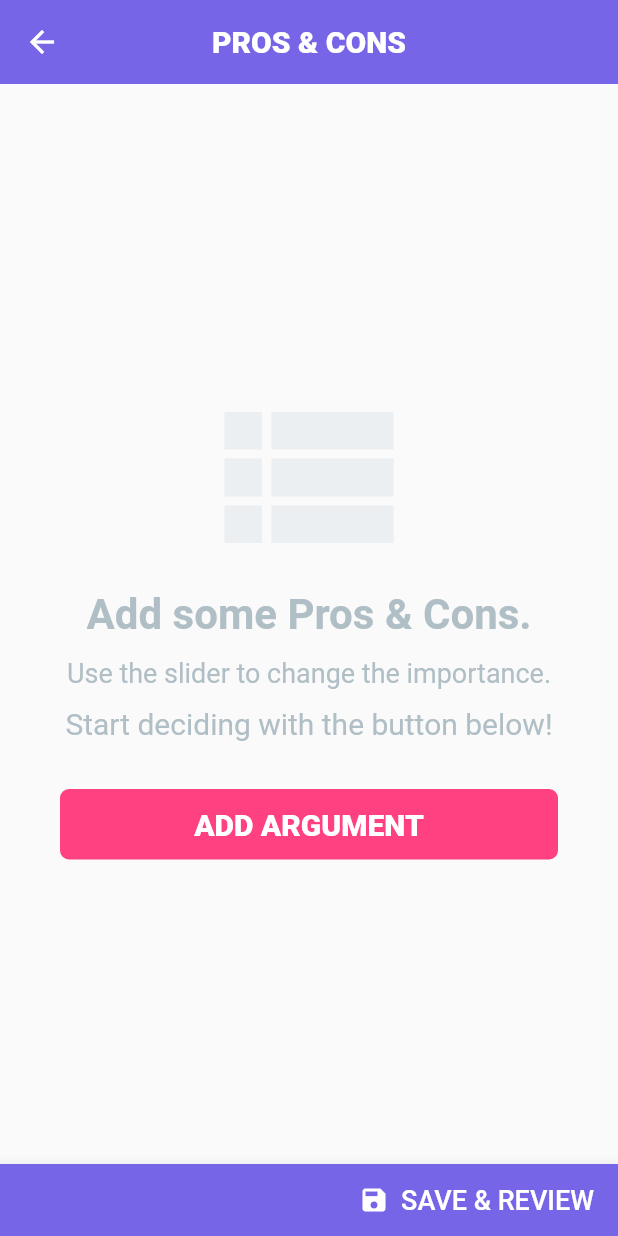
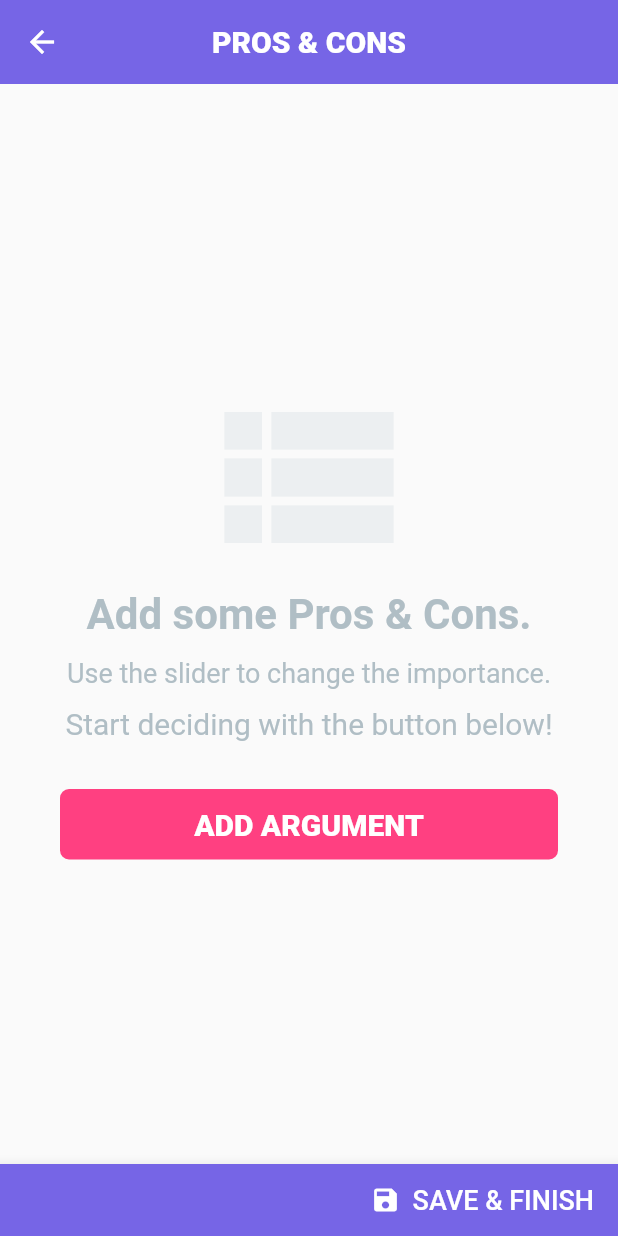
Before and after one commit to g33kidd/pros_and_cons, a Flutter app: the CreateScreen screen opened by its route, after a tap on "NEXT", on a phone screen of 412 x 824 dp. Run offline on Flutter 3.47's test engine with Material 2 defaults, Android fonts, the phone set to English and light mode, and no system bars; our stand-ins replace cloud_firestore, firebase_analytics, firebase_auth, in_app_purchase, package_info, share; missing offline and left inert: ads, emoji_picker, flutter_udid; accounts and stored records are empty; network calls fail.

Commit message:
Added AppScaffold and cleaned up some code for reusability

```diff
--- a/lib/model/decision.dart
+++ b/lib/model/decision.dart
@@ -1,4 +1,5 @@
 import 'package:cloud_firestore/cloud_firestore.dart';
+import 'package:firebase_analytics/firebase_analytics.dart';
 import 'package:flutter/foundation.dart';
 
 enum OptionType { PRO, CON }
@@ -36,6 +37,14 @@ class Decision {
 
   List<Option> get getCons =>
       arguments.where((o) => o.type == OptionType.CON).toList();
+
+  List<Map<String, dynamic>> get argumentsList => arguments.map((a) {
+        return {
+          'title': a.title,
+          'importance': a.importance,
+          'type': describeEnum(a.type)
+        };
+      }).toList();
 
   Decision() {
     created = DateTime.now();
@@ -78,6 +87,10 @@ class Decision {
   //       .orderBy('created', descending: true)
   //       .snapshots()
   // }
+
+  static Future<DocumentReference> insert(Map<String, dynamic> data) async {
+    return await Firestore.instance.collection('decisions').add(data);
+  }
 
   static Decision fromSnapshot(DocumentSnapshot snapshot) {
     var decision = fromMap(snapshot.data);
--- a/lib/screens/create.dart
+++ b/lib/screens/create.dart
@@ -5,12 +5,16 @@ import 'package:flutter/foundation.dart';
 import 'package:flutter/material.dart';
 import 'package:pros_cons/display.dart';
 import 'package:pros_cons/model/app_model.dart';
+import 'package:pros_cons/model/decision.dart';
 import 'package:pros_cons/model/decisions_model.dart';
 import 'package:pros_cons/pages/objective.dart';
 import 'package:pros_cons/pages/option_list.dart';
 import 'package:pros_cons/pages/results.dart';
 import 'package:ads/ads.dart';
+import 'package:pros_cons/widgets/app_scaffold.dart';
 import 'package:provider/provider.dart';
+
+import 'create/create_screen_navigation.dart';
 
 class CreateScreen extends StatefulWidget {
   @override
@@ -18,10 +22,7 @@ class CreateScreen extends StatefulWidget {
 }
 
 class _CreateScreenState extends State<CreateScreen> {
-  final bool testing = false;
-  bool loading = false;
-  int _page = 0;
-  Ads _ads;
+  double _page = 0;
   PageController pageController = PageController(
     initialPage: 0,
     keepPage: true,
@@ -32,62 +33,27 @@ class _CreateScreenState extends State<CreateScreen> {
   void initState() {
     super.initState();
 
-    _ads = Ads(
-      "ca-app-pub-4846566520266716~9709175425",
-      testing: testing,
-    );
+    pageController.addListener(() {
+      setState(() {
+        _page = pageController.page;
+      });
+    });
 
     Future.delayed(
-      Duration(milliseconds: 300),
+      Duration.zero,
       () => Provider.of<DecisionsModel>(context).clearOptions(),
     );
   }
 
-  bool get isNext => (_page < 1);
-
-  String get buttonLabelText {
-    if (_page == 0) return "NEXT";
-    if (_page == 1) return "SAVE & REVIEW";
-    if (_page == 2) return "FINISH";
-    return "FINISH";
-  }
-
   @override
   void dispose() {
-    _ads.hideFullScreenAd();
-    _ads.hideBannerAd();
-    _ads.dispose();
+    pageController.dispose();
     super.dispose();
   }
 
-  @override
-  Widget build(BuildContext context) {
-    final decisions = Provider.of<DecisionsModel>(context);
-    final app = Provider.of<AppModel>(context);
-    return Scaffold(
-      resizeToAvoidBottomInset: true,
-      appBar: AppBar(
-        title: Text("PROS & CONS", style: Display.titleStyle),
-        centerTitle: true,
-      ),
-      bottomNavigationBar: BottomAppBar(
-        child: Row(
-          mainAxisAlignment: MainAxisAlignment.end,
-          children: <Widget>[
-            FlatButton.icon(
-              icon: Icon(
-                isNext ? Icons.arrow_forward : Icons.save,
-                color: Colors.white,
-                size: 20.0,
-              ),
-              label: Text(
-                buttonLabelText,
-                style: TextStyle(
-                  color: Colors.white,
-                  fontSize: 18.0,
-                ),
-              ),
-              onPressed: () async {
+  // Transition to the next page in the PageView.
+  // Requests focus to remove focus from any text fields the user might be on.
+  transitionNextPage() {
     if (_page < 2) {
       FocusScope.of(context).requestFocus(new FocusNode());
       pageController.nextPage(
@@ -95,80 +61,48 @@ class _CreateScreenState extends State<CreateScreen> {
         curve: Curves.easeInOutExpo,
       );
     }
+  }
+
+  @override
+  Widget build(BuildContext context) {
+    return Consumer2<AppModel, DecisionsModel>(
+      builder: (context, app, decisions, child) {
+        return AppScaffold(
+          title: "PROS & CONS",
+          centerTitle: true,
+          bottomNavigationBar: CreateScreenNavigation(
+            pageController: pageController,
+            onAction: () async {
+              transitionNextPage();
 
               if (_page == 1) {
-                  // TODO idk what to do about this...
-                  // Ads don't show up half the time, but when they do it's cancelled because
-                  // this is going out of View!
-                  _ads.showFullScreenAd(
-                    state: this,
-                    adUnitId: "ca-app-pub-4846566520266716/9132707300",
-                    testing: testing,
-                  );
-                  // setState(() {
-                  //   loading = true;
-                  // });
-                  // await Future.delayed(Duration(seconds: 5));
                 FirebaseAnalytics().logEvent(name: "review", parameters: {
                   'decision_cons': decisions.conArgs.length,
                   'decision_pros': decisions.proArgs.length,
                   'decision_mood': describeEnum(decisions.decision.mood),
                 });
                 final user = await FirebaseAuth.instance.currentUser();
-                  await Firestore.instance.collection('decisions').add(
-                    {
+                await Decision.insert({
                   'objective': decisions.decision.objective,
                   'mood': describeEnum(decisions.decision.mood),
                   'udid': app.udid,
                   'user_id': user.uid,
                   'score': decisions.decision.buildScore(),
                   'created': decisions.decision.created.toUtc(),
-                      'arguments': decisions.decision.arguments
-                          .map(
-                            (a) => {
-                              'title': a.title,
-                              'importance': a.importance,
-                              'type': describeEnum(a.type),
-                            },
-                          )
-                          .toList(),
-                    },
-                  );
-                  // app.newDecision();
-                  // Navigator.pop(context);
-                  // Navigator.popAndPushNamed(context, "/Home");
+                  'arguments': decisions.decision.argumentsList,
+                });
               }
 
               if (_page == 2) {
-                  FirebaseAnalytics().logEvent(name: "review");
+                FirebaseAnalytics().logEvent(name: "finish");
                 Navigator.pop(context);
-                  decisions.newDecision();
               }
             },
           ),
-          ],
-        ),
-      ),
           body: Container(
-        // decoration: funkyLinesDecoration,
-        child: loading
-            ? Center(child: CircularProgressIndicator())
-            : PageView(
+            child: PageView(
               physics: NeverScrollableScrollPhysics(),
               controller: pageController,
-                onPageChanged: (page) {
-                  setState(() {
-                    _page = page;
-
-                    // TODO this sometimes works, figure out where else to put it and load ads From?
-                    // Admob fucking sucks on Flutter...
-                    if (_page == 2) {
-                      Future.delayed(Duration(milliseconds: 1200), () {
-                        _ads.showFullScreenAd();
-                      });
-                    }
-                  });
-                },
               children: <Widget>[
                 ObjectivePage(),
                 OptionListPage(),
@@ -177,5 +111,7 @@ class _CreateScreenState extends State<CreateScreen> {
             ),
           ),
         );
+      },
+    );
   }
 }
--- /dev/null
+++ b/lib/screens/create/create_screen_navigation.dart
@@ -0,0 +1,57 @@
+import 'package:flutter/material.dart';
+
+class CreateScreenNavigation extends StatelessWidget {
+  final PageController pageController;
+  final Function onAction;
+
+  CreateScreenNavigation({
+    Key key,
+    this.pageController,
+    this.onAction,
+  }) : super(key: key);
+
+  @override
+  Widget build(BuildContext context) {
+    IconData buttonIcon = Icons.arrow_forward;
+    String buttonLabel = "NEXT";
+
+    if (pageController.page != null) {
+      switch (pageController.page.round()) {
+        case 0:
+          buttonIcon = Icons.arrow_forward;
+          buttonLabel = "NEXT";
+          break;
+
+        case 1:
+          buttonIcon = Icons.save;
+          buttonLabel = "SAVE & FINISH";
+          break;
+
+        case 2:
+          buttonIcon = Icons.done_outline;
+          buttonLabel = "FINISH";
+          break;
+
+        default:
+          buttonIcon = Icons.done_outline;
+          buttonLabel = "FINISH";
+      }
+    }
+
+    return BottomAppBar(
+      child: Row(
+        mainAxisAlignment: MainAxisAlignment.end,
+        children: <Widget>[
+          FlatButton.icon(
+            icon: Icon(buttonIcon, color: Colors.white, size: 20.0),
+            label: Text(
+              buttonLabel,
+              style: TextStyle(color: Colors.white, fontSize: 18.0),
+            ),
+            onPressed: () => onAction(),
+          )
+        ],
+      ),
+    );
+  }
+}
--- a/lib/screens/home.dart
+++ b/lib/screens/home.dart
@@ -6,6 +6,7 @@ import 'package:pros_cons/components/new_decision_button.dart';
 import 'package:pros_cons/model/app_model.dart';
 import 'package:pros_cons/model/decisions_model.dart';
 import 'package:pros_cons/widgets/app_drawer.dart';
+import 'package:pros_cons/widgets/app_scaffold.dart';
 import 'package:pros_cons/widgets/history_item.dart';
 import 'package:pros_cons/widgets/no_history.dart';
 import 'package:provider/provider.dart';
@@ -18,31 +19,13 @@ class HomeScreen extends StatefulWidget {
 }
 
 class _HomeScreenState extends State<HomeScreen> {
-  Ads _ads;
-
   @override
   void initState() {
     super.initState();
-    setupAds();
-  }
-
-  setupAds() {
-    _ads = Ads(
-      "ca-app-pub-4846566520266716~9709175425",
-      testing: false,
-      bannerUnitId: "ca-app-pub-4846566520266716/6725176015",
-    );
-
-    _ads.showBannerAd(
-      anchorOffset: 50.0,
-    );
-
-    Future.delayed(Duration(seconds: 10), () => _ads.hideBannerAd());
   }
 
   @override
   void dispose() {
-    _ads.dispose();
     super.dispose();
   }
 
@@ -55,22 +38,20 @@ class _HomeScreenState extends State<HomeScreen> {
         .orderBy('created', descending: true)
         .snapshots();
 
-    return Scaffold(
-      resizeToAvoidBottomInset: true,
-      appBar: AppBar(
-        title: Text("PROS & CONS"),
+    return AppScaffold(
+      title: "PROS & CONS",
       actions: <Widget>[
         IconButton(
           icon: Icon(Icons.chat_bubble_outline),
           onPressed: () => {Navigator.pushNamed(context, "/Chat")},
         ),
       ],
-      ),
       drawer: AppDrawer(),
       body: StreamBuilder(
         stream: query,
-        builder: (_, AsyncSnapshot<QuerySnapshot> snapshot) =>
-            HistoryBuilder(snapshot: snapshot),
+        builder: (_, AsyncSnapshot<QuerySnapshot> snapshot) {
+          return HistoryBuilder(snapshot: snapshot);
+        },
       ),
     );
   }
--- a/lib/screens/suggestions.dart
+++ b/lib/screens/suggestions.dart
@@ -2,6 +2,7 @@ import 'package:cloud_firestore/cloud_firestore.dart';
 import 'package:flutter/material.dart';
 import 'package:pros_cons/display.dart';
 import 'package:pros_cons/util.dart';
+import 'package:pros_cons/widgets/app_scaffold.dart';
 
 class SuggestionScreen extends StatefulWidget {
   @override
@@ -14,13 +15,10 @@ class _SuggestionScreenState extends State<SuggestionScreen> {
 
   @override
   Widget build(BuildContext context) {
-    return Scaffold(
-      resizeToAvoidBottomInset: true,
-      appBar: AppBar(
-        title: Text("SUGGESTIONS", style: Display.titleStyle),
-      ),
-      body: SafeArea(
-        child: Container(
+    return AppScaffold(
+      title: "SUGGESTIONS",
+      needsSafeArea: true,
+      body: Container(
         padding: EdgeInsets.all(14.0),
         child: ListView(
           children: <Widget>[
@@ -83,7 +81,6 @@ class _SuggestionScreenState extends State<SuggestionScreen> {
           ],
         ),
       ),
-      ),
     );
   }
 }
--- /dev/null
+++ b/lib/widgets/app_scaffold.dart
@@ -0,0 +1,48 @@
+import 'package:flutter/material.dart';
+import 'package:pros_cons/display.dart';
+
+/// [AppScaffold] is a generalized scaffold for this app. Helpful for
+/// reducing future boilerplate and assuming things are mostly reusable.
+class AppScaffold extends StatelessWidget {
+  final Widget body;
+  final String title;
+  final bool centerTitle;
+  final bool needsSafeArea;
+  final Widget drawer;
+  final List<Widget> actions;
+  final Widget bottomNavigationBar;
+
+  AppScaffold({
+    Key key,
+    this.body,
+    this.title,
+    this.centerTitle,
+    this.actions,
+    this.drawer,
+    this.needsSafeArea,
+    this.bottomNavigationBar,
+  }) : super(key: key);
+
+  @override
+  Widget build(BuildContext context) {
+    Widget builtBody = body;
+
+    if (needsSafeArea != null && needsSafeArea) {
+      builtBody = SafeArea(
+        child: builtBody,
+      );
+    }
+
+    return Scaffold(
+      resizeToAvoidBottomPadding: true,
+      appBar: AppBar(
+        title: Text(title, style: Display.titleStyle),
+        centerTitle: centerTitle ?? false,
+        actions: actions,
+      ),
+      drawer: drawer ?? null,
+      body: builtBody,
+      bottomNavigationBar: bottomNavigationBar,
+    );
+  }
+}
```
Lines whose indentation alone changed are shown as unchanged.
